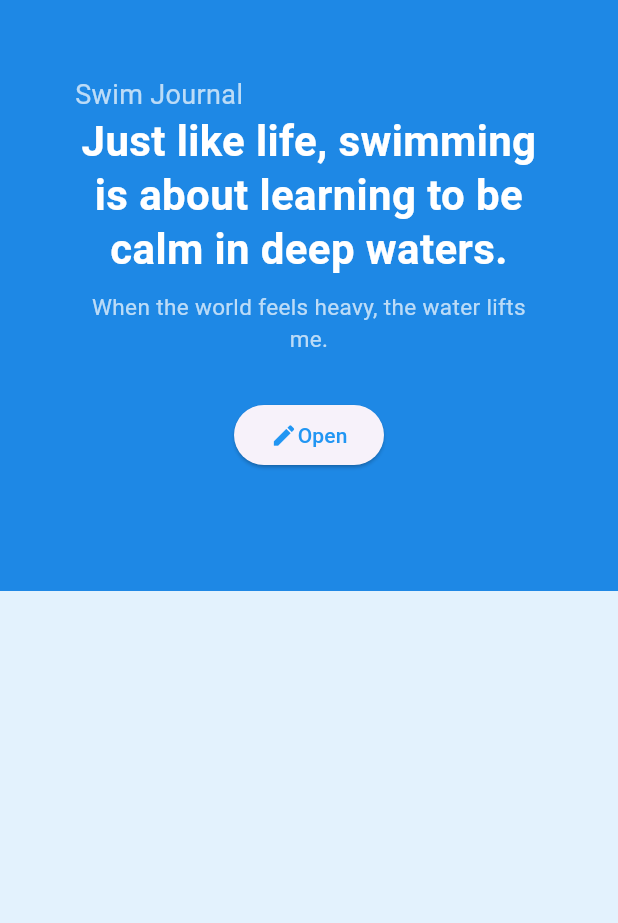
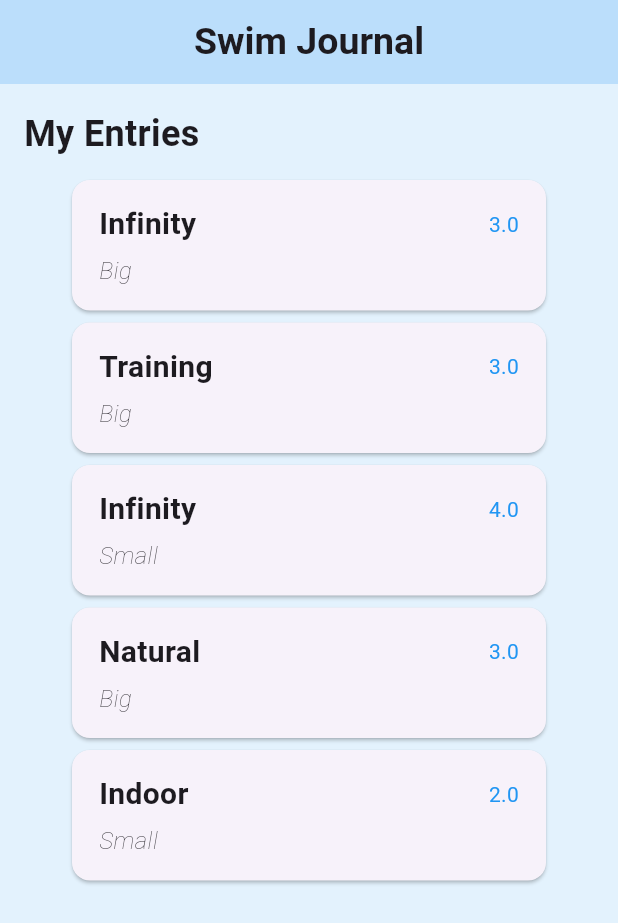
Before and after one commit to ronveee/Swim-Journal1, a Flutter app: the screen it shows after launch, on a phone screen of 412 x 824 dp. Shown: the top 923 px of the screen. Run offline on Flutter 3.47's test engine with Material 3 defaults, Android fonts, the light colour scheme and no system bars.

Commit message:
Dynamic UI 1

```diff
--- /dev/null
+++ b/lib/ListItems.dart
@@ -0,0 +1,66 @@
+import 'package:flutter/material.dart';
+import 'package:swim_journal_1/myPages/ItemCard.dart';
+
+import 'myPages/Pools.dart';
+
+class ListItems extends StatefulWidget {
+  const ListItems({super.key});
+
+  @override
+  State<ListItems> createState() => _ListItemsState();
+
+}
+
+class _ListItemsState extends State<ListItems> {
+
+  List<Pools> pools = [
+    Pools(name: 'Infinity', description: 'Big', time: 3),
+    Pools(name: 'Training', description: 'Big', time: 3),
+    Pools(name: 'Infinity', description: 'Small', time: 4),
+    Pools(name: 'Natural', description: 'Big', time: 3),
+    Pools(name: 'Indoor', description: 'Small', time: 2)
+  ];
+
+
+  @override
+  Widget build(BuildContext context) {
+    return Scaffold(
+      backgroundColor: Colors.blue.shade50,
+        appBar: AppBar(
+          centerTitle: true,
+          title: Text('Swim Journal', style: TextStyle(
+            fontSize: 25,
+            fontWeight: FontWeight.bold,
+          ),
+          ),
+          backgroundColor: Colors.blue[100],
+
+        ),
+      body: Padding(
+        padding: EdgeInsets.all(16),
+        child: Column(
+          crossAxisAlignment: CrossAxisAlignment.start,
+          children: [
+            Text(
+              'My Entries',
+              style: TextStyle(
+                fontSize: 24,
+                fontWeight: FontWeight.bold,
+              ),
+            ),
+            SizedBox(height: 10),
+            Expanded(
+              child: ListView(
+                children: pools.map((pool) {
+                  return ItemCard(pool: pool);
+                }).toList(),
+              ),
+            ),
+          ],
+        ),
+      ),
+
+
+    );
+  }
+}
--- a/lib/main.dart
+++ b/lib/main.dart
@@ -1,90 +1,9 @@
 import 'package:flutter/material.dart';
+import 'package:swim_journal_1/ListItems.dart';
+import 'package:swim_journal_1/myPages/dashboard.dart';
 
 void main() {
   runApp(MaterialApp(
-    home: Profile ()
+      home: ListItems ()
   ));
 }
-
-class Profile extends StatelessWidget{
-  const Profile({super.key});
-
-  @override
-  Widget build(BuildContext context){
-    return Scaffold(
-      backgroundColor: Colors.blue[50],
-      body: SafeArea(
-        child: Column(
-          children: [
-            Container(
-              width: double.infinity,
-              padding: EdgeInsets.all(50),
-              decoration: BoxDecoration(
-                color: Colors.blue.shade600,
-
-              ),
-              child: Column(
-                crossAxisAlignment: CrossAxisAlignment.start,
-                children: [
-                  Text(
-                    "Swim Journal",
-                    style: TextStyle(
-                      color: Colors.white70,
-                      fontSize: 18,
-                    ),
-                  ),
-
-                  Center(
-                    child: Column(
-                      crossAxisAlignment: CrossAxisAlignment.center,
-                      children: [
-                        Text(
-                          "Just like life, swimming is about learning to be calm in deep waters.",
-                          textAlign: TextAlign.center,
-                          style: TextStyle(
-                            color: Colors.white,
-                            fontSize: 28,
-                            fontWeight: FontWeight.bold,
-                            height: 1.3,
-                          ),
-                        ),
-                        SizedBox(height: 10),
-                        Text(
-                          "When the world feels heavy, the water lifts me.",
-                          textAlign: TextAlign.center,
-                          style: TextStyle(
-                            color: Colors.white70,
-                            fontSize: 15,
-                          ),
-                        ),
-                      ],
-                    ),
-                  ),
-                  Center(
-                    child: Container(
-                      width: 100,
-                      margin: EdgeInsets.symmetric(vertical: 30),
-                        child:
-                        ElevatedButton(onPressed: (){},
-                          child: Row (
-                            mainAxisAlignment: MainAxisAlignment.center,
-                            children: [
-                              Icon(Icons.edit, color: Colors.blue),
-                              Text ('Open',
-                                style: TextStyle(color: Colors.blue)),
-                              ],
-                          )
-                        ),
-
-                    ),
-                  ),
-                ],
-              ),
-            ),
-          ],
-        ),
-      ),
-    );
-
-  }
-}
--- /dev/null
+++ b/lib/myPages/ItemCard.dart
@@ -0,0 +1,62 @@
+import 'package:flutter/material.dart';
+
+import 'Pools.dart';
+
+
+
+
+class ItemCard extends StatelessWidget {
+    final Pools pool;
+    const ItemCard({
+      super.key,
+      required this.pool
+    });
+
+    @override
+    Widget build(BuildContext context) {
+      return Center(
+
+        child: Card(
+          child: Container(
+            width: 300,
+            margin: EdgeInsets.symmetric(vertical: 5, horizontal: 8),
+            padding: EdgeInsets.all(10),
+              child: Column(
+                crossAxisAlignment: CrossAxisAlignment.start,
+                  children: [
+                    Row(
+                    mainAxisAlignment: MainAxisAlignment.spaceBetween,
+                    crossAxisAlignment: CrossAxisAlignment.center,
+                    children: [
+                      Text(
+                        pool.name,
+                        style: TextStyle(
+                          fontSize: 20,
+                          fontWeight: FontWeight.bold,
+                        ),
+                      ),
+                      Text(pool.time.toString(),
+                          style: TextStyle(
+                              fontSize: 14,
+                              color: Colors.blue)
+                      ),
+                    ],
+                  ),
+                  SizedBox(height: 5),
+                  Text(
+                    pool.description,
+                    style: TextStyle(
+                      fontSize: 16,
+                      fontWeight: FontWeight.w100,
+                      fontStyle: FontStyle.italic,
+                    ),
+                  ),
+                ],
+              ),
+          ),
+        ),
+
+      );
+    }
+
+  }
--- /dev/null
+++ b/lib/myPages/Pools.dart
@@ -0,0 +1,11 @@
+class Pools{
+  String name;
+  String description;
+  double time;
+
+  Pools({
+      required this.name,
+      required this.description,
+      required this.time
+  });
+}
```
Also changed, not shown: lib/myPages/dashboard.dart (added, +135 -0 lines).
